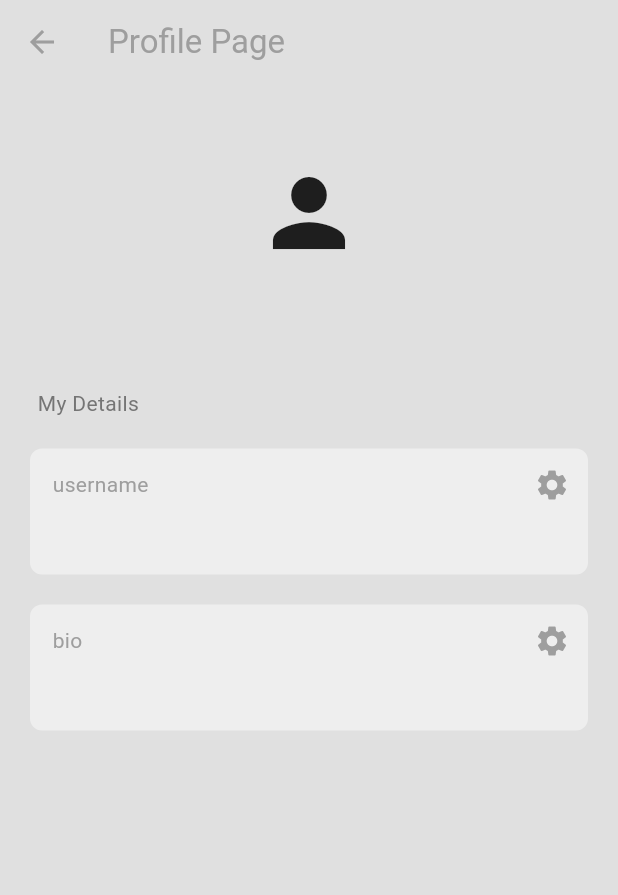
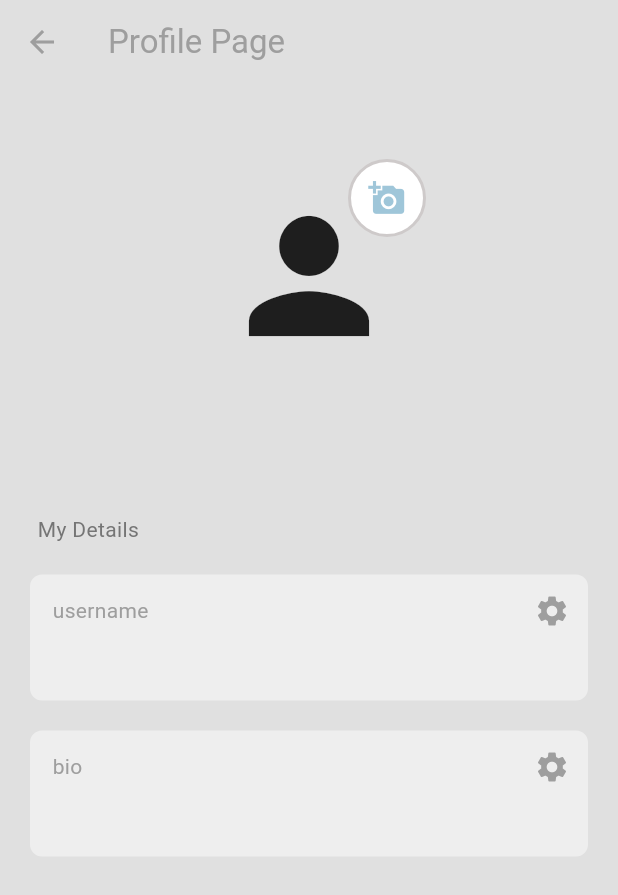
Before and after one commit to GIGI-QUEEN/messenger, a Flutter app: the ProfilePage screen opened directly, on a phone screen of 412 x 824 dp. Shown: the top 895 px of the screen. Run offline on Flutter 3.47's test engine with Material 3 defaults, Android fonts, the phone set to English and light mode, and no system bars; our stand-ins replace cloud_firestore, firebase_auth, firebase_core, firebase_storage, image_picker, local_auth and 1 more; accounts and stored records are empty; network calls fail.

```diff
--- a/lib/pages/home_page.dart
+++ b/lib/pages/home_page.dart
@@ -157,6 +157,7 @@ class _HomePageState extends State<HomePage> {
       log('userData: $userData');
       return UserTile(
         text: userData['email'],
+        imageURL: userData['profile_image'] ?? '',
         onTap:
             // tapped on a user -> go to chat page
             () => Navigator.push(
@@ -177,9 +178,10 @@ class _HomePageState extends State<HomePage> {
   Widget _buildContactListItem(
       Map<String, dynamic> userData, BuildContext context) {
     // display all users except current user
-    if (userData['email'] != _authService.getCurrentUser()!.email) {
+    if (userData['uid'] != _authService.getCurrentUser()!.uid) {
       return UserTile(
         text: userData['email'],
+        imageURL: userData['profile_image'] ?? '',
         onTap:
             // tapped on a user -> go to chat page
             () => Navigator.push(
--- a/lib/pages/profile_page.dart
+++ b/lib/pages/profile_page.dart
@@ -1,7 +1,12 @@
+import 'dart:developer';
+import 'dart:io';
 import 'package:cloud_firestore/cloud_firestore.dart';
 import 'package:firebase_auth/firebase_auth.dart';
+import 'package:firebase_storage/firebase_storage.dart';
 import 'package:flutter/material.dart';
-import 'package:secure_messenger/components/my_textbox.dart';
+import 'package:image_picker/image_picker.dart';
+
+import '../components/my_textbox.dart';
 
 class ProfilePage extends StatefulWidget {
   const ProfilePage({super.key});
@@ -14,6 +19,7 @@ class _ProfilePageState extends State<ProfilePage> {
   // user
   final currentUser = FirebaseAuth.instance.currentUser!;
   final usersCollection = FirebaseFirestore.instance.collection('users');
+  String imageURL = '';
 
   // edit field
   Future<void> editField(String field) async {
@@ -69,6 +75,67 @@ class _ProfilePageState extends State<ProfilePage> {
     }
   }
 
+  // add profile image
+  Future<void> addProfileImage() async {
+    // pick an image
+    final ImagePicker picker = ImagePicker();
+    XFile? image = await picker.pickImage(source: ImageSource.gallery);
+    print('${image?.path}');
+
+    if (image == null) return;
+
+    // create a unique name
+    String uniqueFileName =
+        '${currentUser.uid}_${DateTime.now().microsecondsSinceEpoch}';
+
+    // get a reference to storage root
+    Reference referenceRoot = FirebaseStorage.instance.ref();
+    Reference referenceDirImages = referenceRoot.child('profile_images/');
+
+    // create a reference for the profile image to be stored
+    Reference referenceImageToUpload = referenceDirImages.child(uniqueFileName);
+
+    try {
+      // upload image to storage
+      await referenceImageToUpload.putFile(File(image.path));
+      // get download url
+      imageURL = await referenceImageToUpload.getDownloadURL();
+      log('imageURL: $imageURL');
+
+      // update user document in storage with the new image url
+      await usersCollection
+          .doc(currentUser.uid)
+          .update({'profile_image': imageURL});
+
+      // get the download url
+      Reference httpsReference = FirebaseStorage.instance.ref(imageURL);
+      log('httpsReference: $httpsReference');
+    }
+    // handle errors
+    catch (error) {
+      log('error: $error');
+    }
+
+/* // Pick an image.
+    final XFile? image = await picker.pickImage(source: ImageSource.gallery);
+// Capture a photo.
+    final XFile? photo = await picker.pickImage(source: ImageSource.camera);
+// Pick a video.
+    final XFile? galleryVideo =
+        await picker.pickVideo(source: ImageSource.gallery);
+// Capture a video.
+    final XFile? cameraVideo =
+        await picker.pickVideo(source: ImageSource.camera);
+// Pick multiple images.
+    final List<XFile> images = await picker.pickMultiImage();
+// Pick singe image or video.
+    final XFile? media = await picker.pickMedia();
+// Pick multiple images and videos.
+    final List<XFile> medias = await picker.pickMultipleMedia(); */
+
+    // write to database
+  }
+
   @override
   Widget build(BuildContext context) {
     return Scaffold(
@@ -94,11 +161,61 @@ class _ProfilePageState extends State<ProfilePage> {
               children: [
                 const SizedBox(height: 50),
 
-                // profile picture
-                // todo: image, and a field to modify it
-                const Icon(
-                  Icons.person,
-                  size: 72,
+                // stack to overlay the button on the top right corner of the Icon
+                Row(
+                  mainAxisAlignment: MainAxisAlignment.center,
+                  children: [
+                    // Profile picture
+                    Stack(
+                      alignment: Alignment.center,
+                      children: [
+                        Container(
+                          decoration: const BoxDecoration(
+                            //color: Color.fromARGB(169, 212, 191, 150),
+                            shape: BoxShape.circle,
+                          ),
+                          child: Padding(
+                            padding: const EdgeInsets.all(18.0),
+                            child: (userData['profile_image'] != null &&
+                                    userData['profile_image'] != '')
+                                ? CircleAvatar(
+                                    radius: 60,
+                                    backgroundImage:
+                                        NetworkImage(userData['profile_image']),
+                                  )
+                                : const Icon(
+                                    Icons.person,
+                                    size: 120,
+                                  ),
+                          ),
+                        ),
+                        Positioned(
+                          right: 0,
+                          top: 0,
+                          child: Container(
+                            decoration: BoxDecoration(
+                                color: Colors.white,
+                                shape: BoxShape.circle,
+                                border: Border.all(
+                                  color:
+                                      const Color.fromARGB(255, 206, 202, 202),
+                                  width: 2.0,
+                                )),
+                            child: IconButton(
+                              iconSize: 25,
+                              icon: const Icon(
+                                Icons.add_a_photo,
+                                color: Color.fromARGB(111, 35, 124, 168),
+                              ),
+                              onPressed: () {
+                                addProfileImage();
+                              },
+                            ),
+                          ),
+                        ),
+                      ],
+                    ),
+                  ],
                 ),
 
                 const SizedBox(height: 10),
--- a/lib/services/auth/auth_service.dart
+++ b/lib/services/auth/auth_service.dart
@@ -54,6 +54,8 @@ class AuthService {
 
       return userCredential;
     } on FirebaseAuthException catch (e) {
+      log('Error logging in');
+      // todo: notify user of error
       throw Exception(e.code);
     }
   }
@@ -75,6 +77,7 @@ class AuthService {
           'email': email,
           'username': email,
           'bio': 'Empty bio',
+          'profile_image': '',
         },
       );
 
--- a/pubspec.yaml
+++ b/pubspec.yaml
@@ -16,7 +16,9 @@ dependencies:
   firebase_auth: ^4.16.0
   cloud_firestore: ^4.14.0
   local_auth: ^2.1.8
-  qr_flutter: 4.1.0
+  qr_flutter: ^4.1.0
+  image_picker: ^1.0.7
+  firebase_storage: ^11.6.0
 
 dev_dependencies:
   flutter_test:
```
Also changed, not shown: lib/components/user_tile.dart (+13 -1 lines), lib/services/chat/chat_service.dart (+23 -9 lines), pubspec.lock.
